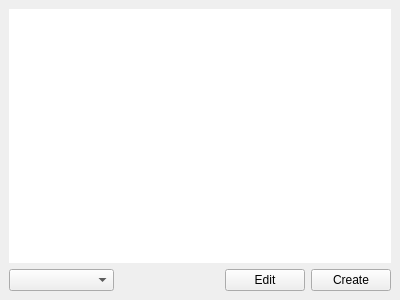
This is src/gui/forms/experimentdesigner.ui in evoplex/evoplex as Qt 5 draws it before an edit. The edited form follows.
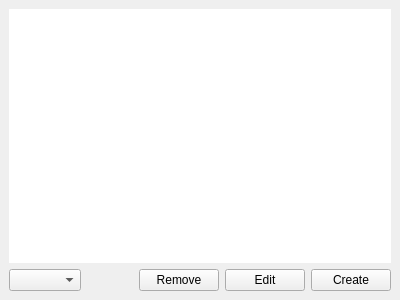
This is the edited form.

```diff
--- a/src/gui/forms/experimentdesigner.ui
+++ b/src/gui/forms/experimentdesigner.ui
@@ -78,6 +78,13 @@
         </property>
        </spacer>
       </item>
+      <item>
+       <widget class="QPushButton" name="bRemove">
+        <property name="text">
+         <string>Remove</string>
+        </property>
+       </widget>
+      </item>
       <item>
        <widget class="QPushButton" name="bEdit">
         <property name="sizePolicy">
```
